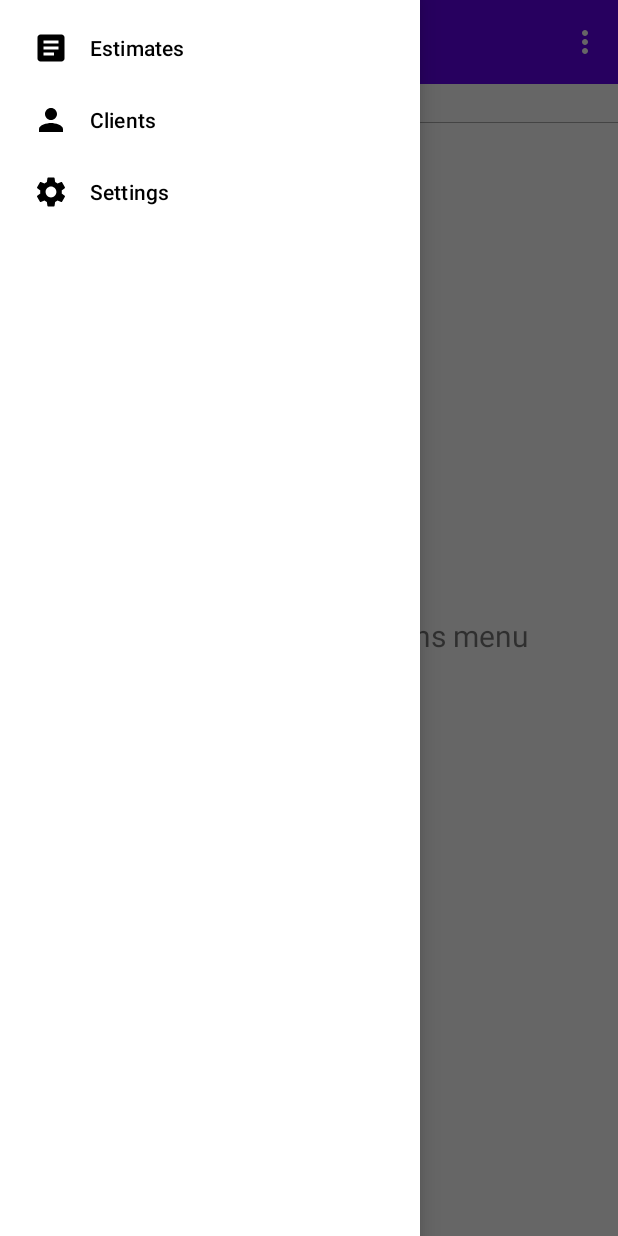
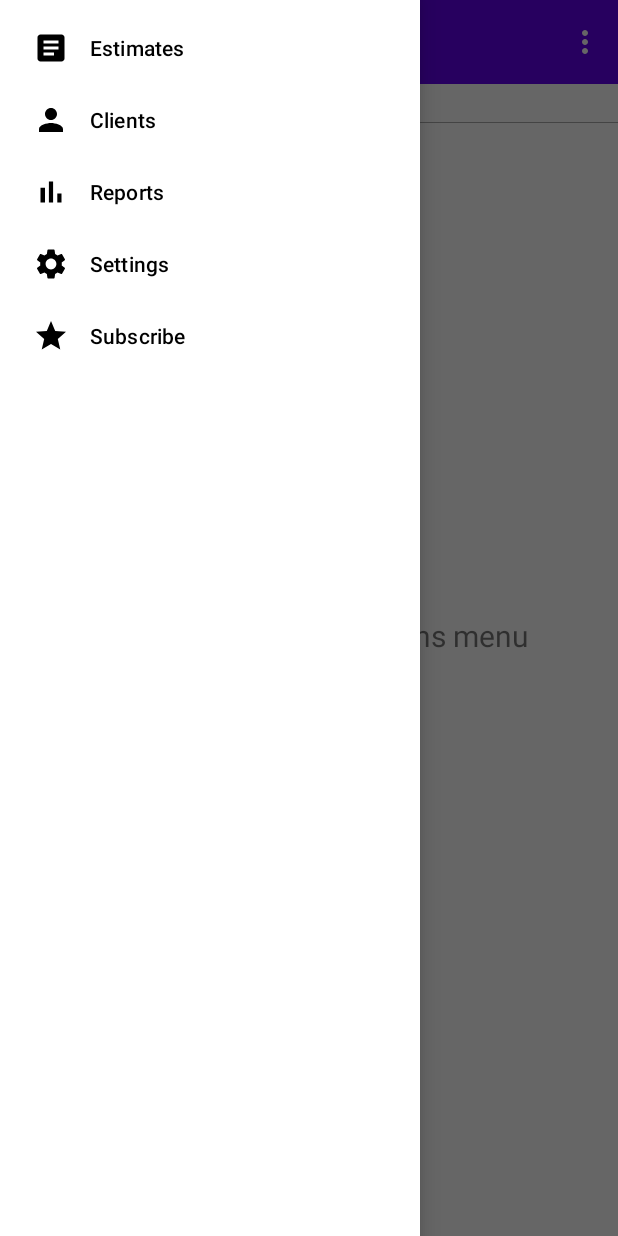
Before and after one commit to MoHussam-865/SmartInvoice, an Android app: the screen it shows after launch (MainActivity), with the side drawer open, on a phone screen of 412 x 824 dp. Run offline under Robolectric (Android 15) with nearby library versions, the phone set to English and light mode, and no system bars; our stand-ins replace Dagger/Hilt's generated code, Room's generated code, navigation-ui; libraries missing offline, so code that uses them is left out: com.android.billingclient; Roboto replaces fonts that are not available here.

Commit message:
in app product feature

```diff
--- /dev/null
+++ b/app/src/main/java/com/android_a865/estimatescalculator/feature_in_app/presentation/main/SharedViewModel.kt
@@ -0,0 +1,164 @@
+package com.android_a865.estimatescalculator.feature_in_app.presentation.main
+
+import android.app.Activity
+import android.content.Context
+import android.util.Log
+import androidx.lifecycle.ViewModel
+import androidx.lifecycle.viewModelScope
+import com.android.billingclient.api.*
+import com.android_a865.estimatescalculator.feature_settings.domain.models.AppSettings
+import com.android_a865.estimatescalculator.feature_settings.domain.repository.SettingsRepository
+import dagger.hilt.android.lifecycle.HiltViewModel
+import dagger.hilt.android.qualifiers.ApplicationContext
+import kotlinx.coroutines.channels.Channel
+import kotlinx.coroutines.flow.collect
+import kotlinx.coroutines.flow.receiveAsFlow
+import kotlinx.coroutines.launch
+import javax.inject.Inject
+
+@HiltViewModel
+class SharedViewModel @Inject constructor(
+    repository: SettingsRepository,
+    @ApplicationContext context: Context
+) : ViewModel() {
+
+    val tag = "SharedViewModel"
+
+    private var appSetting: AppSettings? = null
+
+    private val purchaseListener: PurchasesUpdatedListener =
+        PurchasesUpdatedListener { billingResult, purchases ->
+            if (billingResult.responseCode == BillingClient.BillingResponseCode.OK && purchases != null) {
+                handlePurchases(purchases)
+            }
+            else if (billingResult.responseCode == BillingClient.BillingResponseCode.ITEM_ALREADY_OWNED) {
+
+                billingClient.queryPurchasesAsync(BillingClient.SkuType.SUBS) { _, listOfPurchases ->
+                    handlePurchases(listOfPurchases)
+                }
+
+            }
+            else if (billingResult.responseCode == BillingClient.BillingResponseCode.USER_CANCELED) {
+                showMessage("Purchase Canceled")
+            }
+            else {
+                showMessage("Error")
+                Log.d(tag, billingResult.debugMessage)
+            }
+        }
+
+    private val billingClient = BillingClient.newBuilder(context)
+        .enablePendingPurchases().setListener(purchaseListener).build()
+
+    private val eventsChannel = Channel<WindowEvents>()
+    val windowEvents = eventsChannel.receiveAsFlow()
+
+
+    init {
+        viewModelScope.launch {
+            repository.getAppSettings().collect {
+                appSetting = it
+            }
+        }
+
+        Log.d(tag, "initiated")
+    }
+
+    fun subscribe(productId: String) {
+        if (billingClient.isReady) {
+            Log.d(tag, "billing client is ready")
+            initiatePurchase(productId)
+        } else {
+            Log.d(tag, "getting billing client ready")
+            billingClient.startConnection(object : BillingClientStateListener {
+                override fun onBillingServiceDisconnected() {
+                    Log.d(tag, "billing service disconnected")
+                }
+
+                override fun onBillingSetupFinished(billingResult: BillingResult) {
+                    if (billingResult.responseCode == BillingClient.BillingResponseCode.OK) {
+                        initiatePurchase(productId)
+                    } else {
+                        showMessage("Error ${billingResult.debugMessage}")
+                        Log.d(tag, billingResult.debugMessage)
+                    }
+                }
+
+            })
+        }
+    }
+
+    private fun initiatePurchase(productId: String) {
+        querySkuDetails(
+            arrayListOf(
+                productId
+            )
+        )
+    }
+
+    private fun showMessage(msg: String) = viewModelScope.launch {
+        eventsChannel.send(WindowEvents.ShowMessage(msg))
+    }
+
+    private fun querySkuDetails(skuList: ArrayList<String>) {
+        val params = SkuDetailsParams.newBuilder()
+        params.setSkusList(skuList).setType(BillingClient.SkuType.SUBS)
+
+
+        val billingResult =
+            billingClient.isFeatureSupported(BillingClient.FeatureType.SUBSCRIPTIONS)
+        if (billingResult.responseCode == BillingClient.BillingResponseCode.OK) {
+
+            billingClient.querySkuDetailsAsync(params.build()) { billingResult0, skuDetailsList ->
+                if (billingResult0.responseCode == BillingClient.BillingResponseCode.OK) {
+
+                    Log.d(tag, "${skuDetailsList?.size}")
+
+                    if (skuDetailsList != null && skuDetailsList.size > 0) {
+
+
+                        val flowParams = BillingFlowParams.newBuilder()
+                            .setSkuDetails(skuDetailsList[0])
+                            .build()
+
+                        viewModelScope.launch {
+                            eventsChannel.send(WindowEvents.LaunchBillingFlow(flowParams))
+                        }
+
+                    } else {
+                        showMessage("Item not found")
+                    }
+                } else {
+                    showMessage("Error ${billingResult0.debugMessage}")
+                }
+            }
+
+        } else {
+            showMessage("Sorry Subscription not supported")
+        }
+
+    }
+
+    private fun handlePurchases(purchases: List<Purchase>?) {
+        purchases?.let {
+            for (purchase in it) {
+
+            }
+        }
+
+    }
+
+    fun launchBillingFlow(activity: Activity, flowParams: BillingFlowParams) {
+        billingClient.launchBillingFlow(activity, flowParams)
+    }
+
+    fun onStart() {
+        // force ini
+    }
+
+
+    sealed class WindowEvents {
+        data class ShowMessage(val msg: String) : WindowEvents()
+        data class LaunchBillingFlow(val flowParams: BillingFlowParams) : WindowEvents()
+    }
+}
--- a/app/src/main/java/com/android_a865/estimatescalculator/feature_main/presentation/MainActivity.kt
+++ b/app/src/main/java/com/android_a865/estimatescalculator/feature_main/presentation/MainActivity.kt
@@ -1,18 +1,21 @@
 package com.android_a865.estimatescalculator.feature_main.presentation
 
 import android.os.Bundle
+import androidx.activity.viewModels
 import androidx.appcompat.app.AppCompatActivity
 import androidx.appcompat.app.AppCompatDelegate
+import com.android_a865.estimatescalculator.feature_in_app.presentation.main.SharedViewModel
 import com.android_a865.estimatescalculator.databinding.ActivityMainBinding
 import dagger.hilt.android.AndroidEntryPoint
 
 @AndroidEntryPoint
 class MainActivity : AppCompatActivity() {
+    private val sharedViewModel by viewModels<SharedViewModel>()
     override fun onCreate(savedInstanceState: Bundle?) {
         super.onCreate(savedInstanceState)
         val binding = ActivityMainBinding.inflate(layoutInflater)
         setContentView(binding.root)
         AppCompatDelegate.setDefaultNightMode(AppCompatDelegate.MODE_NIGHT_NO)
-
+        sharedViewModel.onStart()
     }
 }
--- a/app/src/main/java/com/android_a865/estimatescalculator/feature_settings/data/data_source/PreferencesManager.kt
+++ b/app/src/main/java/com/android_a865/estimatescalculator/feature_settings/data/data_source/PreferencesManager.kt
@@ -7,7 +7,6 @@ import androidx.datastore.preferences.core.*
 import androidx.datastore.preferences.preferencesDataStore
 import com.android_a865.estimatescalculator.feature_settings.domain.models.AppSettings
 import com.android_a865.estimatescalculator.feature_settings.domain.models.Company
-import com.android_a865.estimatescalculator.utils.CURRENCIES
 import com.android_a865.estimatescalculator.utils.DATE_FORMATS
 import com.android_a865.estimatescalculator.utils.toJson
 import com.android_a865.estimatescalculator.utils.toObject
@@ -39,7 +38,7 @@ class PreferencesManager @Inject constructor(
             AppSettings(
                 company = preferences[PreferencesKeys.COMPANY_INFO]?.toObject() ?: Company(),
                 dateFormat = preferences[PreferencesKeys.DATE_FORMAT] ?: DATE_FORMATS[0],
-                currency = preferences[PreferencesKeys.CURRENCY] ?: CURRENCIES[0],
+                currency = preferences[PreferencesKeys.CURRENCY] ?: "",
                 isFirst = preferences[PreferencesKeys.IS_FIRST] ?: true
             )
         }
--- a/app/src/main/java/com/android_a865/estimatescalculator/utils/Constants.kt
+++ b/app/src/main/java/com/android_a865/estimatescalculator/utils/Constants.kt
@@ -3,12 +3,12 @@ package com.android_a865.estimatescalculator.utils
 const val AUTHORITY = "com.developera865.Estimate_Calculator.fileprovider"
 
 val DATE_FORMATS = listOf(
-    "d/M/yyyy HH:mm:ss",
+    "d/M/yyyy",
     "dd/MM/yyyy",
     "dd MMM, yyyy",
-    "EEE dd MMM yyyy"
+    "EEE, d MMM yyyy",
+    "EEE, MMM d yyyy"
 )
 
-val CURRENCIES = listOf(
-    "USD","EGP"
-)
+const val MONTHLY_SUBSCRIPTION = "monthly0"
+const val YEARLY_SUBSCRIPTION = "yearly0"
--- /dev/null
+++ b/app/src/main/res/drawable/ic_analysis.xml
@@ -0,0 +1,5 @@
+<vector android:height="24dp" android:tint="#060C12"
+    android:viewportHeight="24" android:viewportWidth="24"
+    android:width="24dp" xmlns:android="http://schemas.android.com/apk/res/android">
+    <path android:fillColor="@android:color/white" android:pathData="M5,9.2h3L8,19L5,19zM10.6,5h2.8v14h-2.8zM16.2,13L19,13v6h-2.8z"/>
+</vector>
--- /dev/null
+++ b/app/src/main/res/drawable/ic_star.xml
@@ -0,0 +1,5 @@
+<vector android:height="24dp" android:tint="#060C12"
+    android:viewportHeight="24" android:viewportWidth="24"
+    android:width="24dp" xmlns:android="http://schemas.android.com/apk/res/android">
+    <path android:fillColor="@android:color/white" android:pathData="M12,17.27L18.18,21l-1.64,-7.03L22,9.24l-7.19,-0.61L12,2 9.19,8.63 2,9.24l5.46,4.73L5.82,21z"/>
+</vector>
--- a/app/src/main/res/menu/nav_menu.xml
+++ b/app/src/main/res/menu/nav_menu.xml
@@ -15,9 +15,20 @@
         android:icon="@drawable/ic_client"/>
 
     <item
+        android:id="@+id/reports"
+        android:title="@string/reports"
+        android:icon="@drawable/ic_analysis"/>
+
+    <item
         android:id="@+id/settings"
         android:title="@string/settings"
         android:icon="@drawable/ic_settings"/>
 
+    <item
+        android:id="@+id/subscribe"
+        android:title="@string/subscribe"
+        android:icon="@drawable/ic_star"/>
+
+
 
 </menu>
--- a/app/src/main/res/navigation/nav_graph.xml
+++ b/app/src/main/res/navigation/nav_graph.xml
@@ -36,6 +36,12 @@
         <action
             android:id="@+id/action_mainFragment2_to_settingsFragment"
             app:destination="@id/settingsFragment" />
+        <action
+            android:id="@+id/action_mainFragment2_to_reportsMainFragment"
+            app:destination="@id/reportsMainFragment" />
+        <action
+            android:id="@+id/action_mainFragment2_to_subscribeFragment"
+            app:destination="@id/subscribeFragment" />
     </fragment>
     <fragment
         android:id="@+id/newItemFragment"
@@ -225,4 +231,18 @@
             app:nullable="true"
             android:defaultValue="@null" />
     </fragment>
+    <fragment
+        android:id="@+id/reportsMainFragment"
+        android:name="com.android_a865.estimatescalculator.feature_reports.presentation.main.ReportsMainFragment"
+        android:label="@string/reports"
+        tools:layout="@layout/fragment_reports_main">
+        <action
+            android:id="@+id/action_reportsMainFragment_to_subscribeFragment"
+            app:destination="@id/subscribeFragment" />
+    </fragment>
+    <fragment
+        android:id="@+id/subscribeFragment"
+        android:name="com.android_a865.estimatescalculator.feature_in_app.presentation.main.SubscribeFragment"
+        android:label="@string/subscribe"
+        tools:layout="@layout/fragment_subscribe" />
 </navigation>
--- a/app/src/main/res/values/strings.xml
+++ b/app/src/main/res/values/strings.xml
@@ -1,6 +1,7 @@
 <resources>
     <string name="app_name">InvoiceHub</string>
     <string name="add">Add</string>
+    <string name="ok">OK</string>
     <string name="new_estimate">New Estimate</string>
     <string name="new_item">New Item</string>
     <string name="new_folder">New Folder</string>
@@ -57,4 +58,10 @@
     <string name="choose_client">Choose Client</string>
     <string name="pdf_preview">Pdf Preview</string>
     <string name="client_view">Client View</string>
+    <string name="choose_format">Choose Date Format</string>
+    <string name="choose_currency">Choose Currency</string>
+    <string name="reports">Reports</string>
+    <string name="subscribe">Subscribe</string>
+    <string name="coming_soon">Coming Soon</string>
+
 </resources>
```
Also changed, not shown: app/src/main/java/com/android_a865/estimatescalculator/feature_in_app/domain/use_cases/InAppProductHandleUseCase.kt (added, +12 -0 lines), app/src/main/java/com/android_a865/estimatescalculator/feature_in_app/presentation/main/SubscribeFragment.kt (added, +54 -0 lines), app/src/main/java/com/android_a865/estimatescalculator/feature_main/presentation/main_page/MainFragment.kt (+8 -2 lines), app/src/main/java/com/android_a865/estimatescalculator/feature_main/presentation/main_page/MainFragmentViewModel.kt (+12 -0 lines), app/src/main/java/com/android_a865/estimatescalculator/feature_reports/presentation/main/ReportsMainFragment.kt (added, +31 -0 lines), app/src/main/java/com/android_a865/estimatescalculator/feature_reports/presentation/main/ReportsViewModel.kt (added, +13 -0 lines), app/src/main/java/com/android_a865/estimatescalculator/feature_settings/presentation/settings/SettingsViewModel.kt (+31 -23 lines), app/src/main/res/layout/fragment_reports_main.xml (added, +38 -0 lines), app/src/main/res/layout/fragment_subscribe.xml (added, +32 -0 lines), 1 other file.
